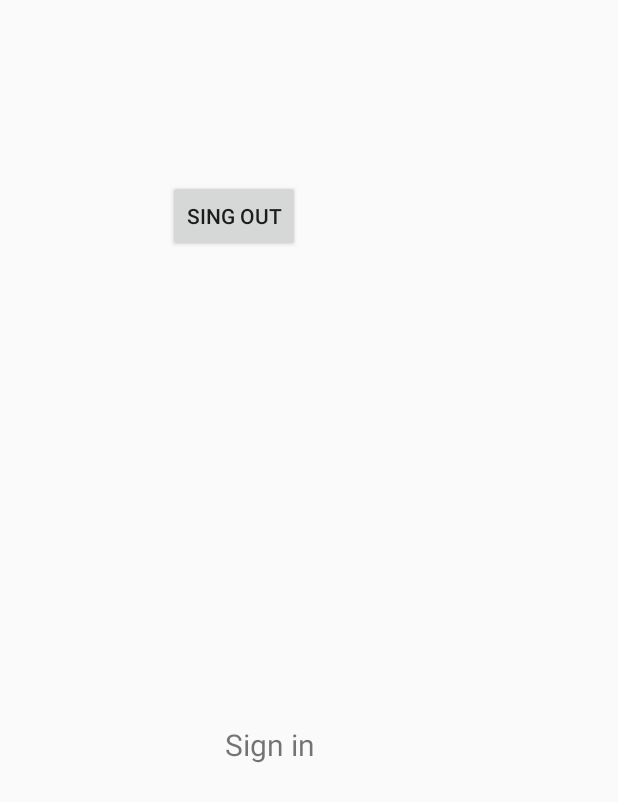
After one commit to issamasri91/Money.Manager, an Android app: the layout activity_main.xml on its own in the app's theme, with its tools: preview values and no code run, on a phone screen of 412 x 824 dp. The commit adds this screen. Shown: the top 802 px of the screen. Run offline under Robolectric (Android 15) with nearby library versions, the phone set to English and light mode, and no system bars.

Commit message:
all alright2

```diff
--- a/app/src/main/AndroidManifest.xml
+++ b/app/src/main/AndroidManifest.xml
@@ -26,6 +26,7 @@
                 <category android:name="android.intent.category.LAUNCHER" />
             </intent-filter>
         </activity>
+        <activity android:name=".MainActivity"></activity>
     </application>
 
 </manifest>
--- /dev/null
+++ b/app/src/main/res/layout/activity_main.xml
@@ -0,0 +1,34 @@
+<?xml version="1.0" encoding="utf-8"?>
+<androidx.constraintlayout.widget.ConstraintLayout xmlns:android="http://schemas.android.com/apk/res/android"
+    xmlns:app="http://schemas.android.com/apk/res-auto"
+    xmlns:tools="http://schemas.android.com/tools"
+    android:layout_width="match_parent"
+    android:layout_height="match_parent"
+    tools:context=".MainActivity">
+
+    <Button
+        android:id="@+id/logout"
+        android:layout_width="wrap_content"
+        android:layout_height="wrap_content"
+        android:layout_marginTop="120dp"
+        android:text="@string/btn_singout"
+        app:layout_constraintEnd_toEndOf="parent"
+        app:layout_constraintHorizontal_bias="0.346"
+        app:layout_constraintStart_toStartOf="parent"
+        app:layout_constraintTop_toTopOf="parent" />
+
+    <TextView
+        android:id="@+id/userName"
+        android:layout_width="112dp"
+        android:layout_height="wrap_content"
+        android:contentDescription="@string/invalid_username"
+        android:scrollbarSize="16dp"
+        android:text="@string/action_sign_in_short"
+        android:textSize="20sp"
+        app:layout_constraintBottom_toBottomOf="parent"
+        app:layout_constraintEnd_toEndOf="parent"
+        app:layout_constraintHorizontal_bias="0.5"
+        app:layout_constraintStart_toStartOf="parent"
+        app:layout_constraintTop_toBottomOf="@+id/logout" />
+
+</androidx.constraintlayout.widget.ConstraintLayout>
```
Also changed, not shown: app/src/main/java/com/issamelasri/moneymanager/LoginActivity.java (+114 -2 lines), app/src/main/java/com/issamelasri/moneymanager/MainActivity.java (added, +39 -0 lines), app/src/main/res/layout/activity_sign.xml (+1 -10 lines).
